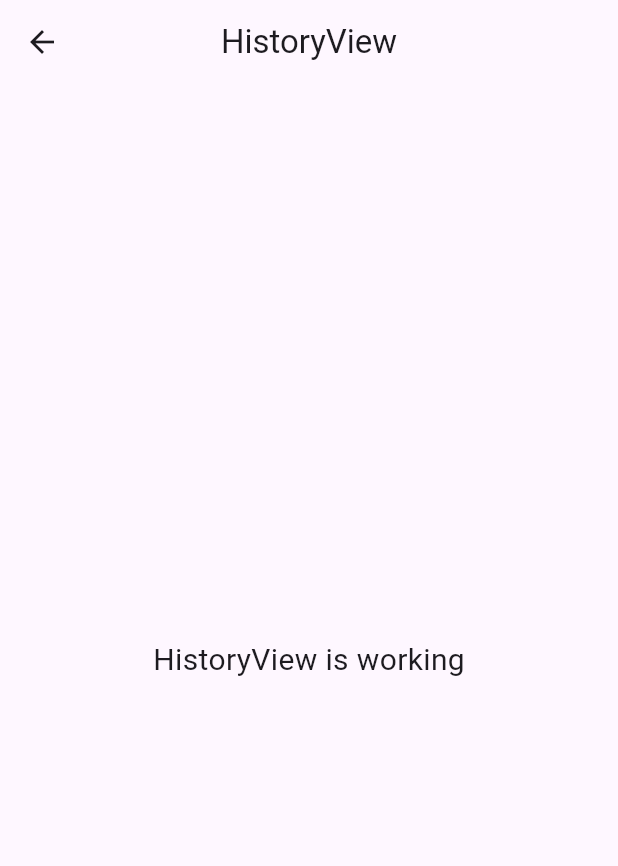
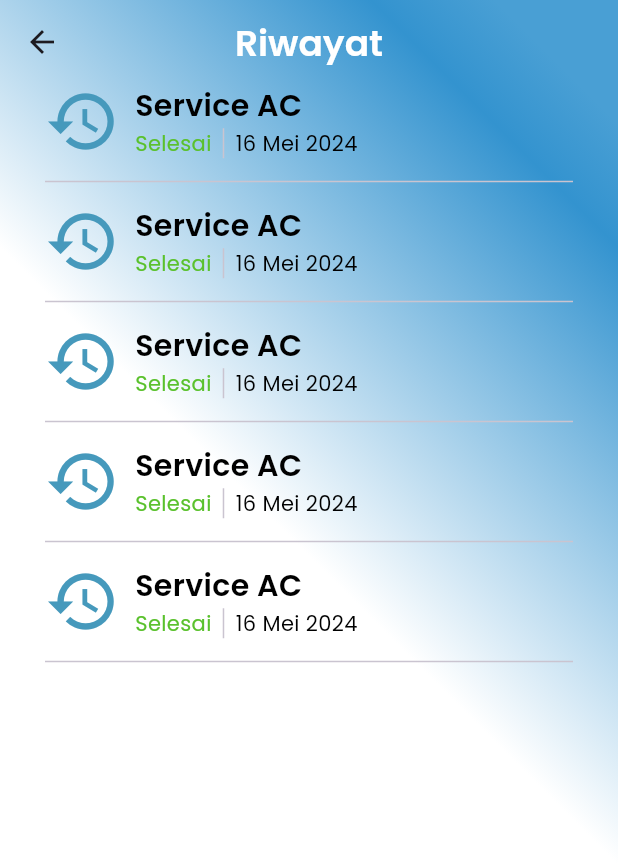
Before and after one commit to TeamG-CCITheHack/HomeVice-Mobile, a Flutter app: the HistoryView screen opened by its route, on a phone screen of 412 x 824 dp. Shown: the top 866 px of the screen. Run offline on Flutter 3.47's test engine with Material 3 defaults, Android fonts, the phone set to English and light mode, and no system bars; our stand-ins replace dio, dropdown_search, flutter_svg, get, google_fonts, logger and 1 more.

Commit message:
feat: partially history view

```diff
--- a/lib/app/modules/history/views/history_view.dart
+++ b/lib/app/modules/history/views/history_view.dart
@@ -1,24 +1,97 @@
 import 'package:flutter/material.dart';
 
 import 'package:get/get.dart';
+import 'package:homevice/app/common/theme/fonts.dart';
 
 import '../controllers/history_controller.dart';
 
 class HistoryView extends GetView<HistoryController> {
-  const HistoryView({Key? key}) : super(key: key);
+  const HistoryView({super.key});
   @override
   Widget build(BuildContext context) {
     return Scaffold(
       appBar: AppBar(
-        title: const Text('HistoryView'),
+        title: Text(
+          'Riwayat',
+          style: semiBoldText24.copyWith(color: Colors.white),
+        ),
         centerTitle: true,
+        backgroundColor: Colors.transparent,
       ),
-      body: const Center(
-        child: Text(
-          'HistoryView is working',
-          style: TextStyle(fontSize: 20),
+      backgroundColor: Colors.transparent,
+      extendBodyBehindAppBar: true,
+      body: Container(
+        decoration: const BoxDecoration(
+          gradient: LinearGradient(
+            begin: Alignment.topRight,
+            end: Alignment.centerLeft,
+            stops: [0.1, 0.2, 0.7],
+            colors: [
+              Color(0xFF499FD4),
+              Color(0xFF3393CF),
+              Color(0xFFFFFFFF),
+            ],
+          ),
+        ),
+        child: SafeArea(
+          child: Column(
+            children: [
+              _historyBuilder(),
+              _historyBuilder(),
+              _historyBuilder(),
+              _historyBuilder(),
+              _historyBuilder(),
+            ],
+          ),
         ),
       ),
     );
   }
+
+  Container _historyBuilder() {
+    return Container(
+      padding: const EdgeInsets.symmetric(horizontal: 30.0),
+      child: Column(
+        children: [
+          Row(
+            children: [
+              const Icon(
+                Icons.history,
+                size: 50,
+                color: Color(0xFF4699BC),
+              ),
+              const SizedBox(width: 10),
+              Column(
+                crossAxisAlignment: CrossAxisAlignment.start,
+                children: [
+                  Text(
+                    "Service AC",
+                    style: semiBoldText20,
+                  ),
+                  IntrinsicHeight(
+                    child: Row(
+                      children: [
+                        Text(
+                          "Selesai",
+                          style: regularText14.copyWith(
+                            color: const Color(0xFF5AC12D),
+                          ),
+                        ),
+                        const VerticalDivider(),
+                        Text(
+                          "16 Mei 2024",
+                          style: regularText14,
+                        )
+                      ],
+                    ),
+                  ),
+                ],
+              ),
+            ],
+          ),
+          const Divider(height: 30),
+        ],
+      ),
+    );
+  }
 }
```
